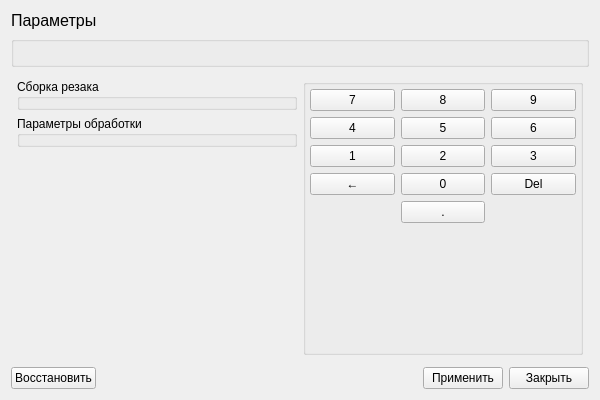
First picture: the form in branches/techDB/phx-cnc-ui-mainform/src/cxparamui.ui, repository superkulpa/phx-cnc-ui, before the edit.
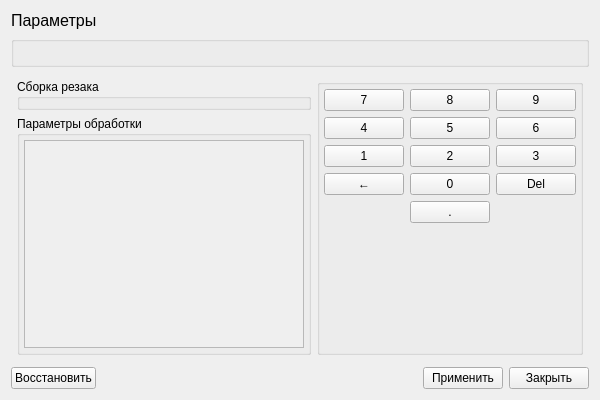
Second picture: the form after the edit. Custom widgets are drawn as their Qt base class.

```diff
--- a/branches/techDB/phx-cnc-ui-mainform/src/cxparamui.ui
+++ b/branches/techDB/phx-cnc-ui-mainform/src/cxparamui.ui
@@ -270,32 +270,33 @@
            <property name="title">
             <string>Параметры обработки</string>
            </property>
-           <layout class="QGridLayout" name="mValuesLayout">
-            <property name="horizontalSpacing">
+           <layout class="QVBoxLayout" name="verticalLayout_4">
+            <property name="spacing">
              <number>0</number>
             </property>
-            <property name="verticalSpacing">
-             <number>4</number>
-            </property>
             <property name="margin">
              <number>4</number>
             </property>
+            <item>
+             <widget class="QScrollArea" name="mValuesScroll">
+              <property name="widgetResizable">
+               <bool>true</bool>
+              </property>
+              <widget class="QWidget" name="scrollAreaWidgetContents">
+               <property name="geometry">
+                <rect>
+                 <x>0</x>
+                 <y>0</y>
+                 <width>303</width>
+                 <height>239</height>
+                </rect>
+               </property>
+              </widget>
+             </widget>
+            </item>
            </layout>
           </widget>
          </item>
-         <item>
-          <spacer name="verticalSpacer">
-           <property name="orientation">
-            <enum>Qt::Vertical</enum>
-           </property>
-           <property name="sizeHint" stdset="0">
-            <size>
-             <width>20</width>
-             <height>40</height>
-            </size>
-           </property>
-          </spacer>
-         </item>
         </layout>
        </item>
       </layout>
```
